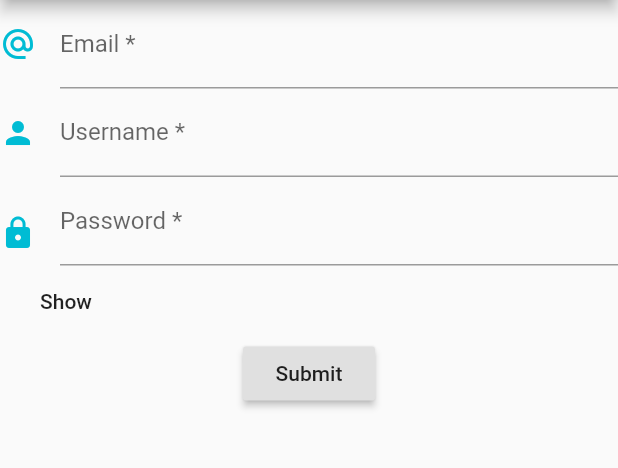
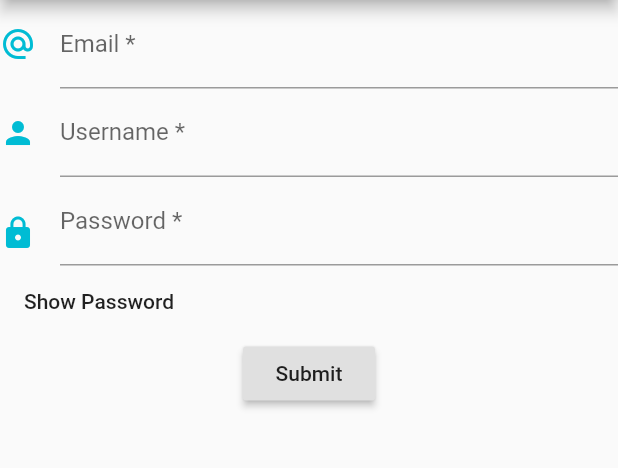
Before and after one commit to UNIZAR-30226-2020-03/Flutter, a Flutter app: the Register screen opened directly, on a phone screen of 412 x 824 dp, the part 84-552 px from its top. Run offline on Flutter 3.47's test engine with Material 2 defaults, Android fonts, the phone set to English and light mode, and no system bars.

Commit message:
Prototipo inicial + fixTitle

```diff
--- a/prototipo_sw/lib/main.dart
+++ b/prototipo_sw/lib/main.dart
@@ -9,7 +9,7 @@ class MyApp extends StatelessWidget {
   @override
   Widget build(BuildContext context) {
     return MaterialApp(
-      title: 'Flutter Demo',
+      title: 'UpBeat',
       theme: ThemeData(
         // This is the theme of your application.
         //
--- a/prototipo_sw/lib/register.dart
+++ b/prototipo_sw/lib/register.dart
@@ -87,7 +87,7 @@ class RegisterState extends State<Register> {
             ),
             new FlatButton(
                 onPressed: _toggle,
-                child: new Text(_obscureText ? "Show" : "Hide")),
+                child: new Text(_obscureText ? "Show Password" : "Hide Passwors")),
             Center(
               child: RaisedButton(
                 onPressed: () {
```
